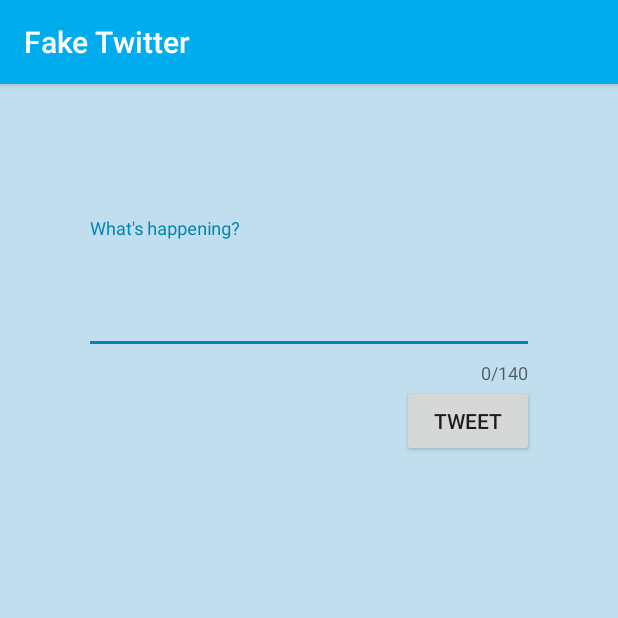
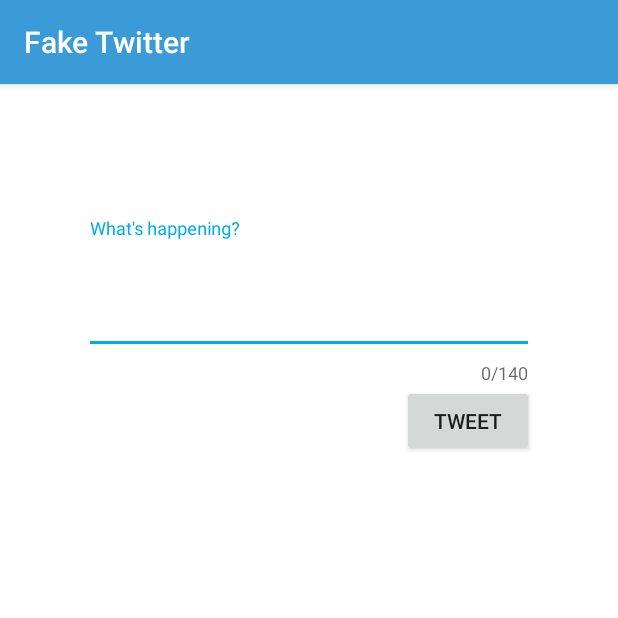
Before and after one commit to roopalkondepudi/Twitter, an Android app: the TimelineActivity screen opened directly, with no data from a screen before it, after a tap on "Compose", on a phone screen of 412 x 824 dp, the top half of it. Run offline under Robolectric (Android 15) with nearby library versions, the phone set to English and light mode, and no system bars; our stand-ins replace ButterKnife, Room's generated code; libraries missing offline, so code that uses them is left out: com.facebook.stetho, com.loopj.android, cz.msebera.android, org.parceler; pictures from the network do not load; 2 statements that could not run were skipped.

Commit message:
formatting for the twitter style git push

```diff
--- a/FBUTwitterClient/app/build.gradle
+++ b/FBUTwitterClient/app/build.gradle
@@ -34,6 +34,7 @@ android {
         repositories {
             // requires Gradle v4.1+
             google()
+            jcenter()
         }
     }
 }
@@ -66,4 +67,6 @@ dependencies {
     implementation 'com.android.support:support-v4:27.1.1'
     //Character count
     implementation 'com.android.support:design:27.1.1'
+    //Infinite pagination
+    implementation "android.arch.paging:runtime:1.0.0"
 }
--- a/FBUTwitterClient/app/src/main/res/drawable-hdpi/ic_vector_compose.xml
+++ b/FBUTwitterClient/app/src/main/res/drawable-hdpi/ic_vector_compose.xml
@@ -1,5 +1,8 @@
 <?xml version="1.0" encoding="utf-8"?>
 <vector android:height="24.0dip" android:width="24.0dip" android:viewportWidth="24.0" android:viewportHeight="24.0"
   xmlns:android="http://schemas.android.com/apk/res/android">
-    <path android:fillColor="#ff000000" android:pathData="M23.38,3.282l-0.012,-0.116 -0.115,0.014c-0.085,0.01 -8.69,1.11 -13.636,11.09 -3.575,7.215 -3.372,9.326 -3.1,9.377 0.27,0.05 3.184,-6.168 6.342,-8.715 4.907,-1.075 6.206,-3.427 6.206,-3.427s-1.414,0.235 -1.97,0.21c-0.776,-0.038 -1.335,-0.216 -1.59,-0.315 1.267,-1.157 2.25,-1.377 3.29,-1.61 0.858,-0.19 1.746,-0.39 2.805,-1.145 2.16,-1.54 1.797,-5.207 1.78,-5.363zM8.802,7.504H5.93V4.63c0,-0.415 -0.338,-0.75 -0.753,-0.75s-0.752,0.335 -0.752,0.75v2.874H1.552c-0.415,0 -0.752,0.336 -0.752,0.752s0.337,0.752 0.752,0.752h2.873v2.873c0,0.417 0.337,0.753 0.752,0.753s0.752,-0.336 0.752,-0.752V9.01H8.8c0.415,0 0.752,-0.336 0.752,-0.752s-0.337,-0.752 -0.752,-0.752z" />
+    <path
+        android:fillColor="#ff000000"
+        android:pathData="M23.38,3.282l-0.012,-0.116 -0.115,0.014c-0.085,0.01 -8.69,1.11 -13.636,11.09 -3.575,7.215 -3.372,9.326 -3.1,9.377 0.27,0.05 3.184,-6.168 6.342,-8.715 4.907,-1.075 6.206,-3.427 6.206,-3.427s-1.414,0.235 -1.97,0.21c-0.776,-0.038 -1.335,-0.216 -1.59,-0.315 1.267,-1.157 2.25,-1.377 3.29,-1.61 0.858,-0.19 1.746,-0.39 2.805,-1.145 2.16,-1.54 1.797,-5.207 1.78,-5.363zM8.802,7.504H5.93V4.63c0,-0.415 -0.338,-0.75 -0.753,-0.75s-0.752,0.335 -0.752,0.75v2.874H1.552c-0.415,0 -0.752,0.336 -0.752,0.752s0.337,0.752 0.752,0.752h2.873v2.873c0,0.417 0.337,0.753 0.752,0.753s0.752,-0.336 0.752,-0.752V9.01H8.8c0.415,0 0.752,-0.336 0.752,-0.752s-0.337,-0.752 -0.752,-0.752z"
+        android:tint="@color/TwitterWhite"/>
 </vector>
--- a/FBUTwitterClient/app/src/main/res/values/colors.xml
+++ b/FBUTwitterClient/app/src/main/res/values/colors.xml
@@ -1,8 +1,13 @@
 <?xml version="1.0" encoding="utf-8"?>
 <resources>
     <color name="twitter">#074770</color>
-    <color name="TwitterVerifiedBlue">#00aced</color>
+    <color name="TwitterVerifiedBlue">#3a9bd6</color>
     <color name="TwitterLogoBlue">#00aced</color>
-    <color name="TwitterDarkBlue">#0084b4</color>
+    <color name="TwitterDarkBlue">#2196f3</color>
     <color name="TwitterBackgroundBlue">#c0deed</color>
+    <color name="background_material_light">#ffffff</color>
+    <color name="TwitterWhite">#ffffff</color>
+    <color name="twitter_blue">#ff1da1f2</color>
+    <color name="medium_gray">#ffaab8c2</color>
+    <color name="medium_red">#ffe0245e</color>
 </resources>
--- a/FBUTwitterClient/app/src/main/res/values/styles.xml
+++ b/FBUTwitterClient/app/src/main/res/values/styles.xml
@@ -6,14 +6,15 @@
             res/values-vXX/styles.xml, while customizations related to
             backward-compatibility can go here.
         -->
+        <item name="android:colorBackground">@color/background_material_light</item>
     </style>
 
 
     <style name="Twitter" parent="AppBaseTheme" >
         <item name="colorPrimary">@color/TwitterVerifiedBlue</item>
-        <item name="colorPrimaryDark">@color/TwitterLogoBlue</item>
-        <item name="colorAccent">@color/TwitterDarkBlue</item>
-        <item name="android:colorBackground">@color/TwitterBackgroundBlue</item>
+        <item name="colorPrimaryDark">@color/TwitterDarkBlue</item>
+        <item name="colorAccent">@color/TwitterLogoBlue</item>
+        <item name="android:colorBackground">@color/TwitterWhite</item>
         <item name="android:actionBarStyle">@color/TwitterVerifiedBlue</item>
     </style>
 
```
